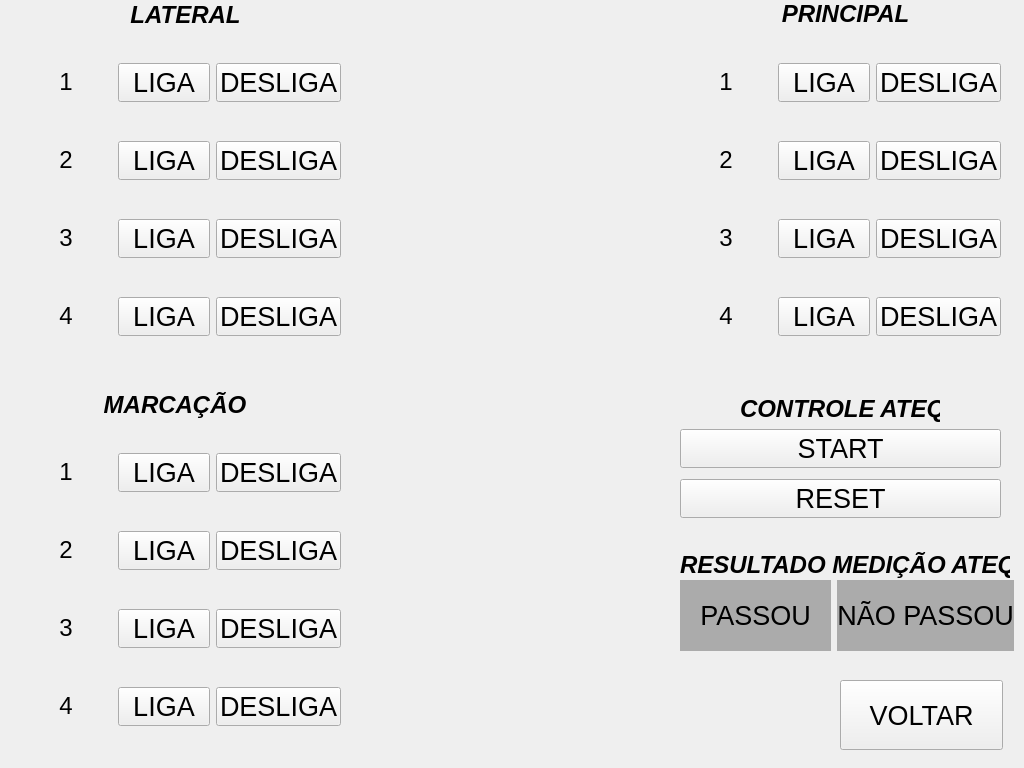
First picture: the form in View/tela_operacao_manual.ui, repository Renatoyyz/teste-estanqueidade-ssa, before the edit.
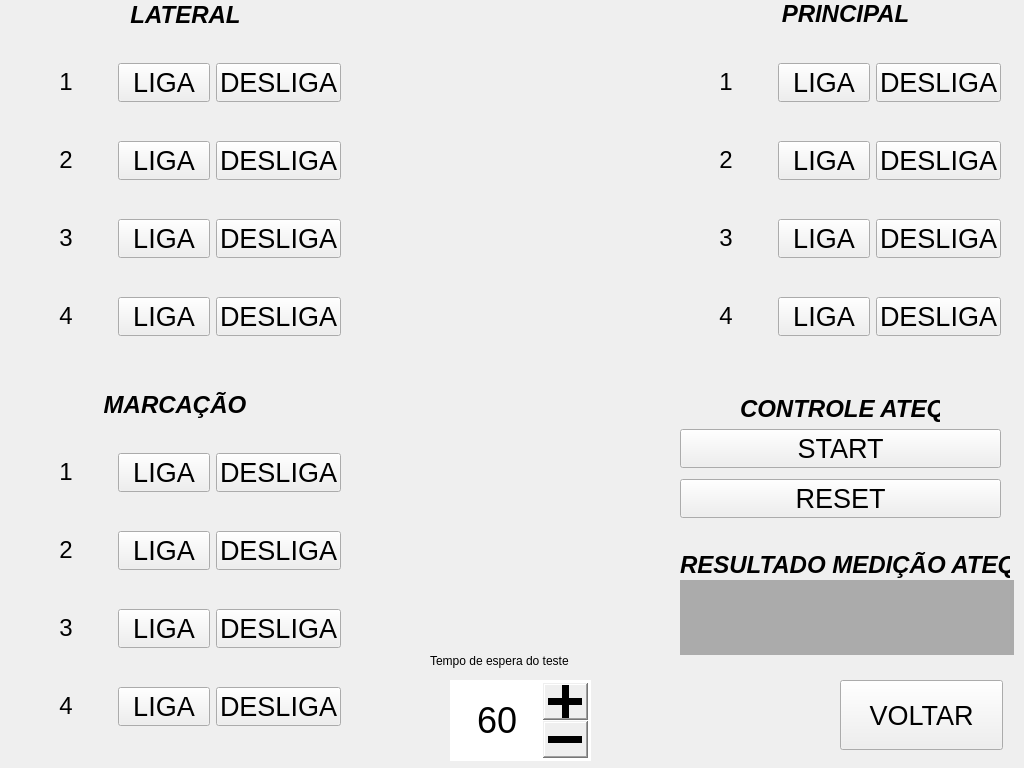
Second picture: the form after the edit.

Commit message: Finalizado todas a operação manual

Patch:
```diff
--- a/View/tela_operacao_manual.ui
+++ b/View/tela_operacao_manual.ui
@@ -628,7 +628,7 @@
      <x>680</x>
      <y>580</y>
      <width>334</width>
-     <height>71</height>
+     <height>75</height>
     </rect>
    </property>
    <layout class="QGridLayout" name="gridLayout_7">
@@ -643,22 +643,7 @@
        <string notr="true">background-color: rgb(171, 171, 171);</string>
       </property>
       <property name="text">
-       <string>&lt;html&gt;&lt;head/&gt;&lt;body&gt;&lt;p align=&quot;center&quot;&gt;PASSOU&lt;/p&gt;&lt;/body&gt;&lt;/html&gt;</string>
-      </property>
-     </widget>
-    </item>
-    <item row="0" column="1">
-     <widget class="QLabel" name="lbNaoPassou">
-      <property name="font">
-       <font>
-        <pointsize>20</pointsize>
-       </font>
-      </property>
-      <property name="styleSheet">
-       <string notr="true">background-color: rgb(171, 171, 171);</string>
-      </property>
-      <property name="text">
-       <string>&lt;html&gt;&lt;head/&gt;&lt;body&gt;&lt;p align=&quot;center&quot;&gt;NÃO PASSOU&lt;/p&gt;&lt;/body&gt;&lt;/html&gt;</string>
+       <string>&lt;html&gt;&lt;head/&gt;&lt;body&gt;&lt;p align=&quot;center&quot;&gt;&lt;br/&gt;&lt;/p&gt;&lt;/body&gt;&lt;/html&gt;</string>
       </property>
      </widget>
     </item>
@@ -682,6 +667,57 @@
     <string>VOLTAR</string>
    </property>
   </widget>
+  <widget class="QSpinBox" name="spinTempoTeste">
+   <property name="geometry">
+    <rect>
+     <x>450</x>
+     <y>680</y>
+     <width>141</width>
+     <height>81</height>
+    </rect>
+   </property>
+   <property name="toolTip">
+    <string>&lt;html&gt;&lt;head/&gt;&lt;body&gt;&lt;p align=&quot;center&quot;&gt;&lt;br/&gt;&lt;/p&gt;&lt;/body&gt;&lt;/html&gt;</string>
+   </property>
+   <property name="whatsThis">
+    <string>&lt;html&gt;&lt;head/&gt;&lt;body&gt;&lt;p align=&quot;center&quot;&gt;&lt;br/&gt;&lt;/p&gt;&lt;/body&gt;&lt;/html&gt;</string>
+   </property>
+   <property name="styleSheet">
+    <string notr="true">QSpinBox {
+    font-size: 36px; /* Aumenta o tamanho da fonte */
+}
+
+QSpinBox::up-button, QSpinBox::down-button {
+    width: 45px; /* Ajuste este valor conforme necessário */
+}
+</string>
+   </property>
+   <property name="alignment">
+    <set>Qt::AlignCenter</set>
+   </property>
+   <property name="buttonSymbols">
+    <enum>QAbstractSpinBox::PlusMinus</enum>
+   </property>
+   <property name="maximum">
+    <number>999</number>
+   </property>
+   <property name="value">
+    <number>60</number>
+   </property>
+  </widget>
+  <widget class="QLabel" name="label_11">
+   <property name="geometry">
+    <rect>
+     <x>430</x>
+     <y>650</y>
+     <width>191</width>
+     <height>22</height>
+    </rect>
+   </property>
+   <property name="text">
+    <string>Tempo de espera do teste</string>
+   </property>
+  </widget>
  </widget>
  <resources/>
  <connections/>
```
Left out of the diff: 2 changed lines with no effect on the pictures. The commit also changes 13 other files.
